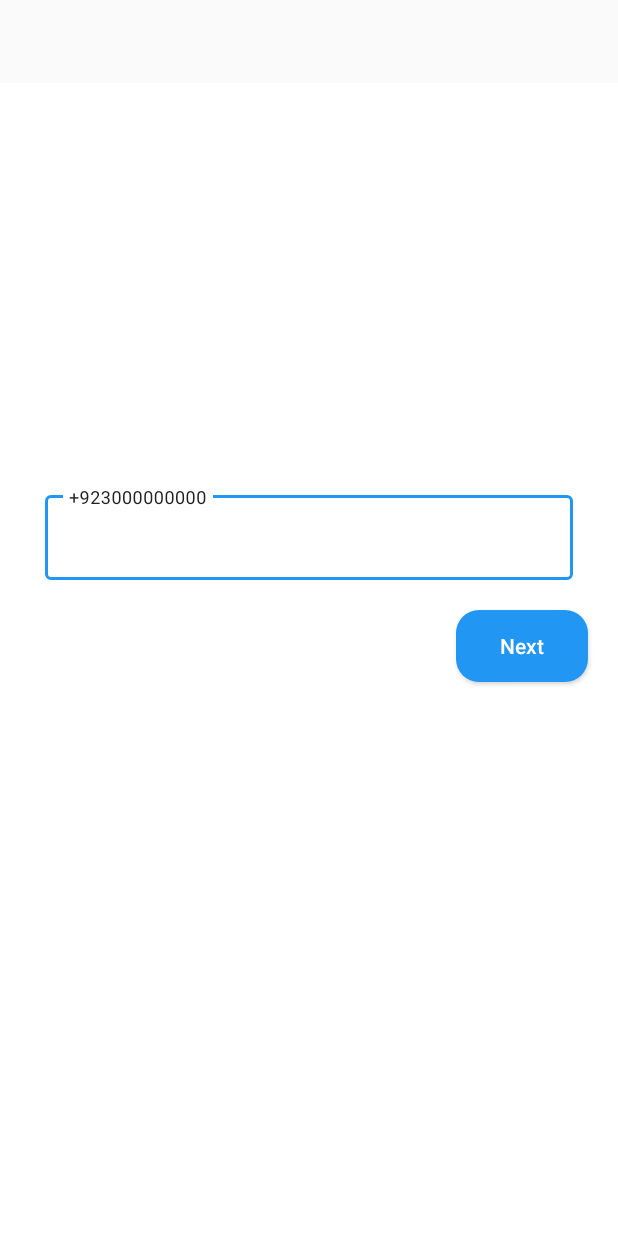
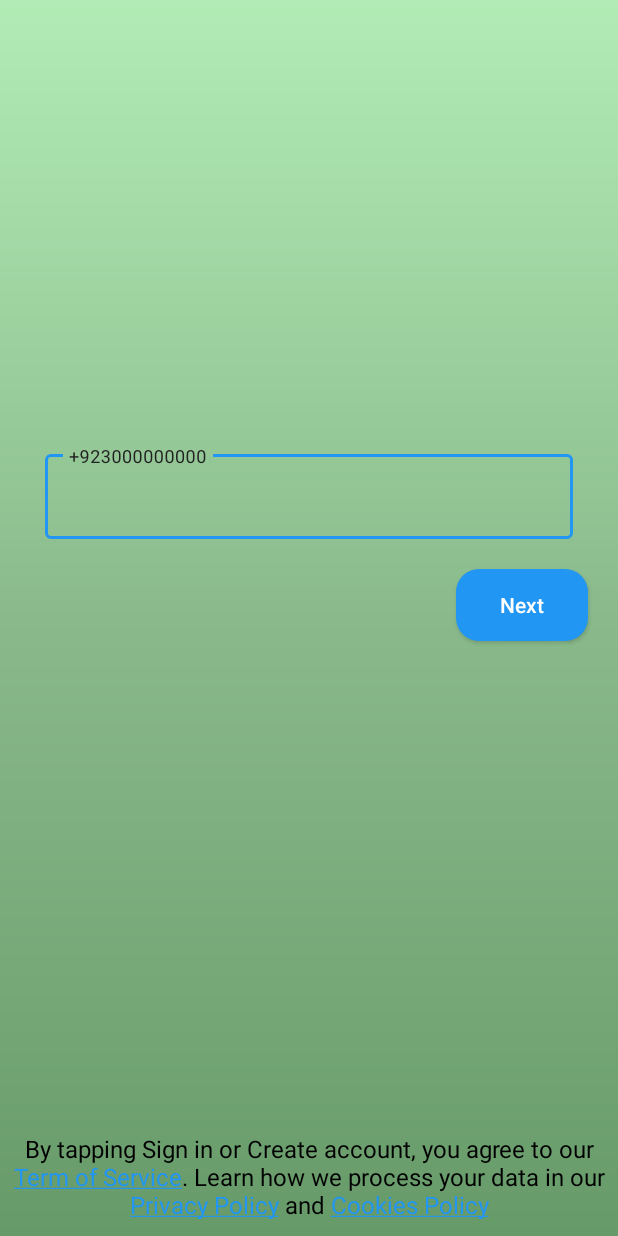
Before and after one commit to zeeshantaj/Jokes_Application, an Android app: the screen it shows after launch (Login_Activity), on a phone screen of 412 x 824 dp. Run offline under Robolectric (Android 15) with nearby library versions, the phone set to English and light mode, and no system bars; our stand-ins replace Firebase (no records; nobody signed in at launch, a user with empty details on screens opened directly).

Commit message:
joke app second commit

```diff
--- a/app/src/main/java/com/example/jokes_application/Login/Login_Activity.java
+++ b/app/src/main/java/com/example/jokes_application/Login/Login_Activity.java
@@ -38,7 +38,6 @@ public class Login_Activity extends AppCompatActivity {
             FragmentUtils.setFragment(manager, R.id.login_frameLayout, new Number_Verify_Fragment());
         }
 
-
     }
 
 }
--- a/app/src/main/java/com/example/jokes_application/Login/Number_Verify_Fragment.java
+++ b/app/src/main/java/com/example/jokes_application/Login/Number_Verify_Fragment.java
@@ -9,11 +9,17 @@ import androidx.fragment.app.Fragment;
 import androidx.fragment.app.FragmentManager;
 import androidx.lifecycle.ViewModelProvider;
 
+import android.text.Spannable;
+import android.text.SpannableString;
+import android.text.method.LinkMovementMethod;
+import android.text.style.ClickableSpan;
 import android.util.Log;
 import android.view.LayoutInflater;
 import android.view.View;
 import android.view.ViewGroup;
 import android.widget.Button;
+import android.widget.TextClock;
+import android.widget.TextView;
 import android.widget.Toast;
 
 import com.example.jokes_application.FragmentUtils.FragmentUtils;
@@ -40,8 +46,8 @@ public class Number_Verify_Fragment extends Fragment {
     private TextInputEditText numberEdit;
     private Button nextBtn;
     private FirebaseAuth auth;
+    private TextView termTxt;
 
-    private LoginCallBack loginCallBack;
 
     @Override
     public View onCreateView(LayoutInflater inflater, ViewGroup container,
@@ -50,23 +56,55 @@ public class Number_Verify_Fragment extends Fragment {
         view= inflater.inflate(R.layout.fragment_number__verify_, container, false);
         auth = FirebaseAuth.getInstance();
         numberEdit = view.findViewById(R.id.phoneNumberEditText);
+        termTxt = view.findViewById(R.id.termText);
         nextBtn = view.findViewById(R.id.numNextBtn);
         nextBtn.setEnabled(true);
+
+        SpannableString spannableString = new SpannableString(termTxt.getText());
+
+        String yourString = "By tapping Sign in or Create account, you agree to our Term of Service. Learn how we process your data in our Privacy Policy and Cookies Policy";
+
+        // Find the starting index of "Term of Service"
+        int startIndexOfTerm = yourString.indexOf("Term of Service");
+        int startIndexOfTerm1 = yourString.indexOf("Privacy Policy");
+        int startIndexOfTerm2 = yourString.indexOf("Cookies Policy");
+
+        int endIndexOfTerm = startIndexOfTerm + "Term of Service".length();
+        int endIndexOfTerm1 = startIndexOfTerm1 + "Privacy Policy".length();
+        int endIndexOfTerm2 = startIndexOfTerm2 + "Cookies Policy".length();
+
+        ClickableSpan termOfServiceSpan = new ClickableSpan() {
+            @Override
+            public void onClick(View widget) {
+                Toast.makeText(getActivity(), "Under process", Toast.LENGTH_SHORT).show();
+            }
+        };
+
+        ClickableSpan privacyPolicySpan = new ClickableSpan() {
+            @Override
+            public void onClick(View widget) {
+                Toast.makeText(getActivity(), "Under process", Toast.LENGTH_SHORT).show();
+            }
+        };
+
+        ClickableSpan cookiesPolicySpan = new ClickableSpan() {
+            @Override
+            public void onClick(View widget) {
+                Toast.makeText(getActivity(), "Under process", Toast.LENGTH_SHORT).show();
+            }
+        };
+
+        spannableString.setSpan(termOfServiceSpan, startIndexOfTerm, endIndexOfTerm, Spannable.SPAN_EXCLUSIVE_EXCLUSIVE);
+        spannableString.setSpan(privacyPolicySpan, startIndexOfTerm1, endIndexOfTerm1, Spannable.SPAN_EXCLUSIVE_EXCLUSIVE);
+        spannableString.setSpan(cookiesPolicySpan, startIndexOfTerm2, endIndexOfTerm2, Spannable.SPAN_EXCLUSIVE_EXCLUSIVE);
+
+        termTxt.setText(spannableString);
+
+        termTxt.setMovementMethod(LinkMovementMethod.getInstance());
+
         return view;
     }
 
-    @Override
-    public void onAttach(@NonNull Context context) {
-        super.onAttach(context);
-        if (context instanceof LoginCallBack) {
-            loginCallBack = (LoginCallBack) context;
-        } else {
-            throw new ClassCastException(context.toString() + " must implement LoginCallback");
-        }
-        loginCallBack.onStepChanged(1);
-
-        Log.e("MyApp","numberFragment");
-    }
 
     @Override
     public void onViewCreated(@NonNull View view, @Nullable Bundle savedInstanceState) {
--- /dev/null
+++ b/app/src/main/res/drawable/number_bg.xml
@@ -0,0 +1,12 @@
+<?xml version="1.0" encoding="utf-8"?>
+<shape xmlns:android="http://schemas.android.com/apk/res/android"
+     android:shape="rectangle">
+
+    <gradient
+        android:angle="20"
+        android:startColor="@color/startColor"
+        android:centerColor="@color/centerColor"
+        android:endColor="@color/endColor"/>
+
+
+</shape>
--- a/app/src/main/res/layout/activity_login.xml
+++ b/app/src/main/res/layout/activity_login.xml
@@ -7,12 +7,12 @@
     tools:context=".Login.Login_Activity">
 
 
-
-
     <FrameLayout
         android:id="@+id/login_frameLayout"
         android:layout_width="match_parent"
-        android:layout_height="match_parent"
-        android:layout_marginTop="55dp"
-        app:layout_constraintBottom_toBottomOf="parent" />
+        android:layout_height="0dp"
+        android:background="@drawable/number_bg"
+        app:layout_constraintBottom_toBottomOf="parent"
+        app:layout_constraintTop_toTopOf="parent"
+        />
 </androidx.constraintlayout.widget.ConstraintLayout>
--- a/app/src/main/res/layout/fragment_number__verify_.xml
+++ b/app/src/main/res/layout/fragment_number__verify_.xml
@@ -4,7 +4,7 @@
     xmlns:tools="http://schemas.android.com/tools"
     android:layout_width="match_parent"
     android:layout_height="match_parent"
-    android:background="@color/white"
+
     tools:context=".Login.Number_Verify_Fragment">
 
 
@@ -49,5 +49,20 @@
     </LinearLayout>
 
 
+    <TextView
+        android:id="@+id/termText"
+        android:layout_width="wrap_content"
+        android:layout_height="wrap_content"
+        android:textAlignment="center"
+        android:textColor="@color/black"
+        android:layout_margin="@dimen/_10dp"
+        android:textSize="16sp"
+        android:text="@string/termText"
+        android:autoLink="web"
+        android:textColorLink="@color/blue"
+        app:layout_constraintBottom_toBottomOf="parent"
+        app:layout_constraintEnd_toEndOf="parent"
+        app:layout_constraintStart_toStartOf="parent" />
+
 
 </androidx.constraintlayout.widget.ConstraintLayout>
--- a/app/src/main/res/layout/joke_layout.xml
+++ b/app/src/main/res/layout/joke_layout.xml
@@ -67,6 +67,7 @@
                 android:layout_marginEnd="@dimen/_15dp"
                 android:text="@string/_8942"
                 android:clickable="true"
+                android:textColor="@color/endColor"
                 android:textAppearance="?android:textAppearanceLarge"
                 app:layout_constraintEnd_toEndOf="parent"
                 app:layout_constraintTop_toTopOf="parent"
@@ -120,8 +121,7 @@
                     android:layout_width="wrap_content"
                     android:layout_height="wrap_content"
                     android:layout_weight="1"
-                    android:background="@drawable/btn_bg"
-                    android:backgroundTint="@color/blue"
+                    android:background="@drawable/btn_bg_gradient"
                     android:layout_gravity="center"/>
 
                 <Button
@@ -129,7 +129,7 @@
                     android:layout_height="wrap_content"
                     android:layout_marginStart="@dimen/_6dp"
                     android:layout_weight="1"
-                    android:background="@drawable/btn_bg"
+                    android:background="@drawable/btn_bg_gradient"
                     android:text="@string/share"
                     android:drawableTop="@drawable/share_icon"
                     android:textAllCaps="false"
--- a/app/src/main/res/values/colors.xml
+++ b/app/src/main/res/values/colors.xml
@@ -7,4 +7,7 @@
     <color name="yellow">#FFEB3B</color>
     <color name="darkGrey">#7C7C7B</color>
     <color name="grey">#CFCFCE</color>
+    <color name="startColor">#B2ECB5</color>
+    <color name="centerColor">#8ABA8C</color>
+    <color name="endColor">#679A69</color>
 </resources>
--- a/app/src/main/res/values/strings.xml
+++ b/app/src/main/res/values/strings.xml
@@ -13,6 +13,8 @@
     <string name="save_post">Save Post</string>
     <string name="report_user">Report User</string>
     <string name="_8942">⋮</string>
+    <string name="termText">By tapping Sign in or Create account, you
+ agree to our Term of Service. Learn how we process your data in our Privacy Policy and Cookies Policy</string>
 
     <array name="emoji">
         <item>@drawable/funny_emoji</item>
```
Also changed, not shown: app/src/main/java/com/example/jokes_application/Login/OTP_Verification_Fragment.java (+0 -14 lines), app/src/main/res/drawable/btn_bg_gradient.xml (added, +12 -0 lines).
